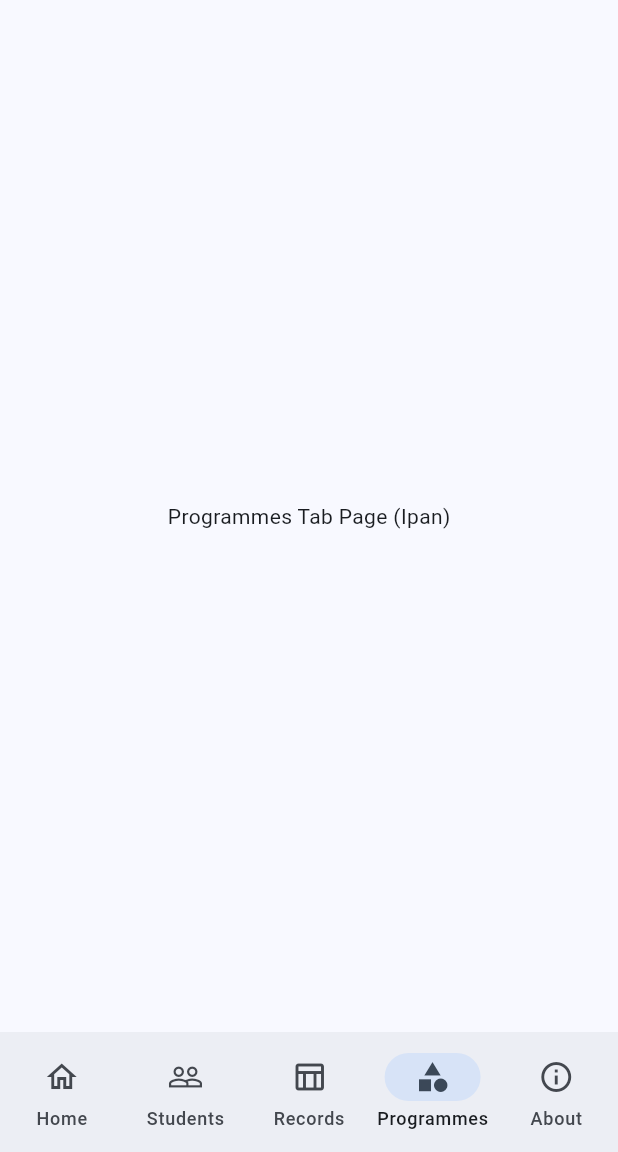
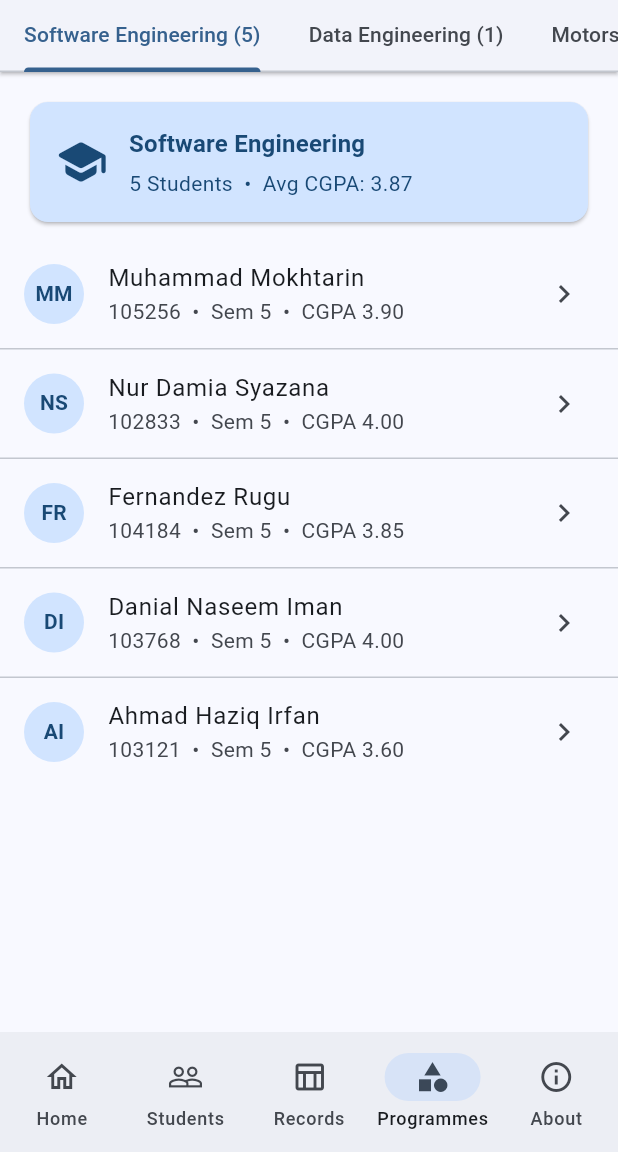
Before and after one commit to mmokhtarin/student_hub, a Flutter app: the screen it shows after launch, item 4 of the bottom bar chosen, on a phone screen of 412 x 824 dp, the part 84-1236 px from its top. Run offline on Flutter 3.47's test engine with Material 3 defaults, Android fonts, the phone set to English and light mode, and no system bars.

Commit message:
Add Programmes tab page

```diff
--- a/lib/screens/main_screen.dart
+++ b/lib/screens/main_screen.dart
@@ -5,6 +5,7 @@ import '../providers/app_state_provider.dart';
 import '../widgets/app_drawer.dart';
 import 'home_page.dart';
 import 'student_list_page.dart';
+import 'programmes_page.dart';
 
 class MainScreen extends StatelessWidget {
   const MainScreen({super.key});
@@ -17,7 +18,7 @@ class MainScreen extends StatelessWidget {
       const HomePage(),
       const StudentListPage(),
       const Center(child: Text('Student Records Page (Fer)')),
-      const Center(child: Text('Programmes Tab Page (Ipan)')),
+      const ProgrammesPage(),
       const Center(child: Text('About / Profile Page (Damia :D)')),
     ];
 
--- /dev/null
+++ b/lib/screens/programmes_page.dart
@@ -0,0 +1,161 @@
+import 'package:flutter/material.dart';
+import 'package:provider/provider.dart';
+
+import '../models/student.dart';
+import '../providers/app_state_provider.dart';
+import '../widgets/student_avatar.dart';
+import 'student_details_page.dart';
+
+/// Category / Programme Page (Requirement #5)
+/// Uses DefaultTabController, TabBar, and TabBarView to group students by programme.
+class ProgrammesPage extends StatelessWidget {
+  const ProgrammesPage({super.key});
+
+  @override
+  Widget build(BuildContext context) {
+    // 1. Read shared student and programme data from AppStateProvider
+    final appState = context.watch<AppStateProvider>();
+    final List<String> programmes = appState.uniqueProgrammes;
+    final List<Student> allStudents = appState.students;
+
+    if (programmes.isEmpty) {
+      return const Center(child: Text('No programmes available'));
+    }
+
+    // 2. DefaultTabController coordinates tab selection and swipe animations
+    return DefaultTabController(
+      length: programmes.length,
+      child: Column(
+        children: [
+          // 3. TabBar displays each academic programme as a scrollable tab
+          Material(
+            color: Theme.of(context).colorScheme.surfaceContainerLow,
+            elevation: 1,
+            child: TabBar(
+              isScrollable: true,
+              tabAlignment: TabAlignment.start,
+              tabs: programmes.map((programme) {
+                final count = appState.countByProgramme(programme);
+                return Tab(text: '$programme ($count)');
+              }).toList(),
+            ),
+          ),
+
+          // 4. TabBarView displays the filtered student list for each tab
+          Expanded(
+            child: TabBarView(
+              children: programmes.map((programme) {
+                final filteredStudents = allStudents
+                    .where((student) => student.programme == programme)
+                    .toList();
+
+                return _ProgrammeStudentList(
+                  programmeName: programme,
+                  students: filteredStudents,
+                );
+              }).toList(),
+            ),
+          ),
+        ],
+      ),
+    );
+  }
+}
+
+/// Helper widget that renders the header summary and student list for one tab.
+class _ProgrammeStudentList extends StatelessWidget {
+  const _ProgrammeStudentList({
+    required this.programmeName,
+    required this.students,
+  });
+
+  final String programmeName;
+  final List<Student> students;
+
+  double get _averageCgpa {
+    if (students.isEmpty) return 0.0;
+    final total = students.fold<double>(0.0, (sum, s) => sum + s.cgpa);
+    return total / students.length;
+  }
+
+  void _openDetails(BuildContext context, Student student) {
+    Navigator.of(context).push(
+      MaterialPageRoute<void>(
+        builder: (context) => StudentDetailsPage(student: student),
+      ),
+    );
+  }
+
+  @override
+  Widget build(BuildContext context) {
+    final colorScheme = Theme.of(context).colorScheme;
+    final textTheme = Theme.of(context).textTheme;
+
+    return Column(
+      children: [
+        // Programme overview card at the top of the tab
+        Padding(
+          padding: const EdgeInsets.fromLTRB(16, 16, 16, 8),
+          child: Card(
+            color: colorScheme.primaryContainer,
+            child: Padding(
+              padding: const EdgeInsets.all(16),
+              child: Row(
+                children: [
+                  Icon(
+                    Icons.school_rounded,
+                    size: 36,
+                    color: colorScheme.onPrimaryContainer,
+                  ),
+                  const SizedBox(width: 14),
+                  Expanded(
+                    child: Column(
+                      crossAxisAlignment: CrossAxisAlignment.start,
+                      children: [
+                        Text(
+                          programmeName,
+                          style: textTheme.titleMedium?.copyWith(
+                            fontWeight: FontWeight.bold,
+                            color: colorScheme.onPrimaryContainer,
+                          ),
+                        ),
+                        const SizedBox(height: 4),
+                        Text(
+                          '${students.length} ${students.length == 1 ? 'Student' : 'Students'}  •  Avg CGPA: ${_averageCgpa.toStringAsFixed(2)}',
+                          style: textTheme.bodyMedium?.copyWith(
+                            color: colorScheme.onPrimaryContainer,
+                          ),
+                        ),
+                      ],
+                    ),
+                  ),
+                ],
+              ),
+            ),
+          ),
+        ),
+
+        // List of students enrolled in this programme
+        Expanded(
+          child: ListView.separated(
+            padding: const EdgeInsets.only(bottom: 16),
+            itemCount: students.length,
+            separatorBuilder: (context, index) => const Divider(height: 1),
+            itemBuilder: (context, index) {
+              final student = students[index];
+              return ListTile(
+                leading: StudentAvatar(student: student),
+                title: Text(student.name),
+                subtitle: Text(
+                  '${student.matricNumber}  •  Sem ${student.semester}  •  CGPA ${student.cgpa.toStringAsFixed(2)}',
+                ),
+                trailing: const Icon(Icons.chevron_right),
+                onTap: () => _openDetails(context, student),
+              );
+            },
+          ),
+        ),
+      ],
+    );
+  }
+}
```
